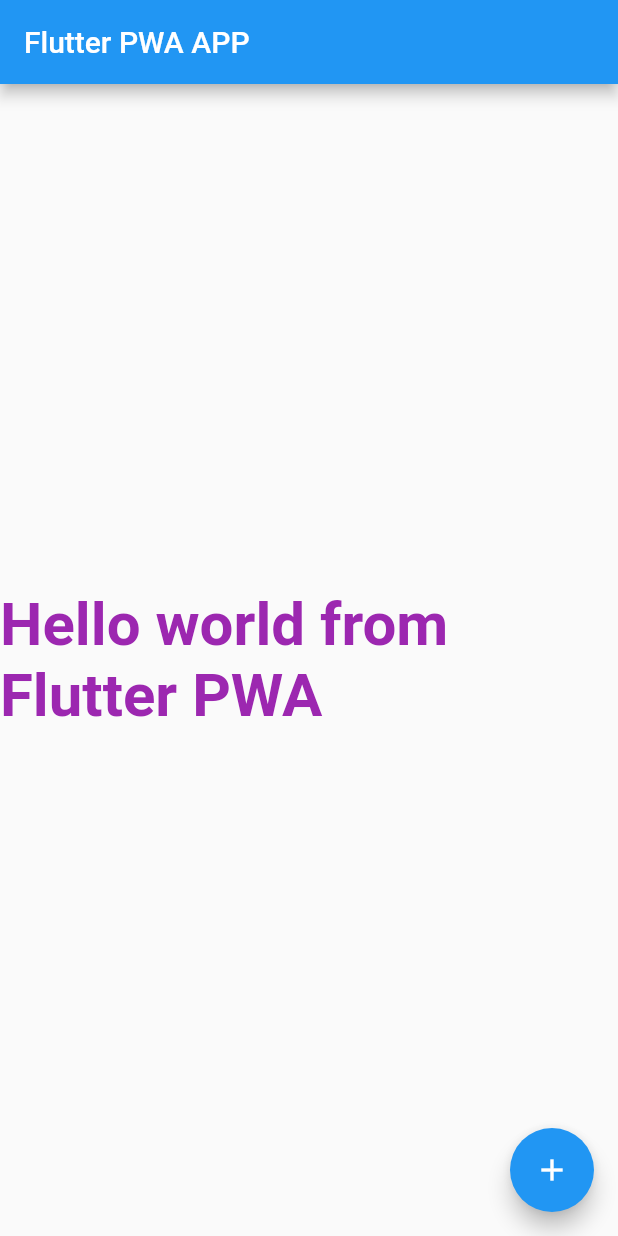
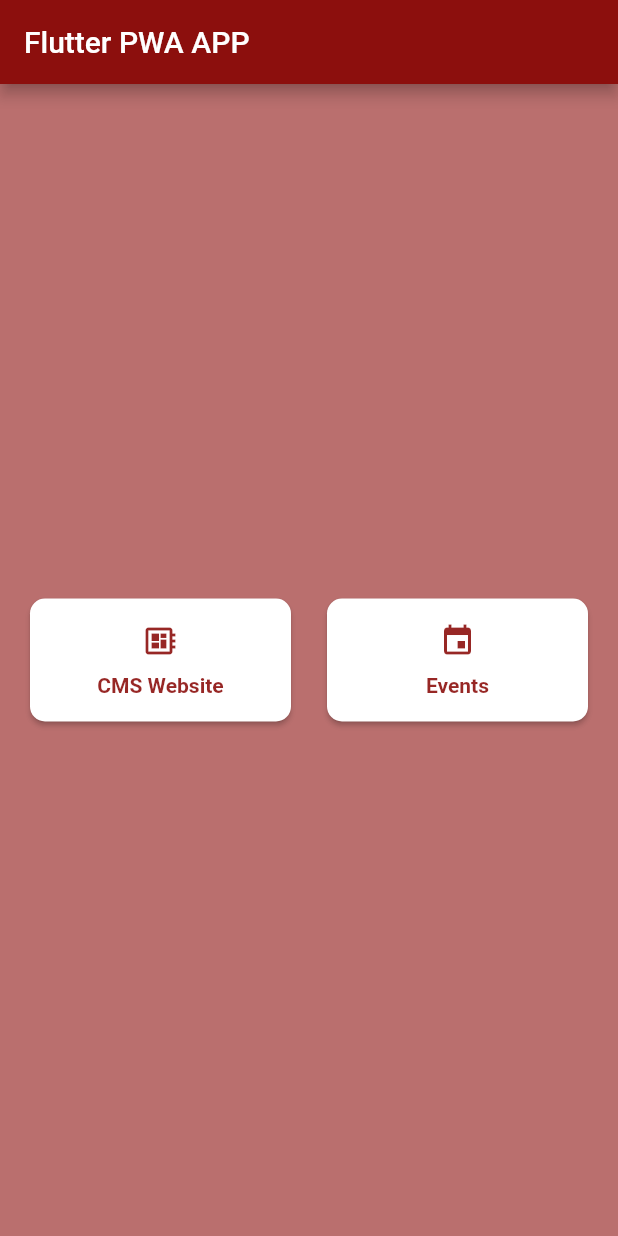
Before and after one commit to prabhum123/flutter_pwa, a Flutter app: the screen it shows after launch, on a phone screen of 412 x 824 dp. Run offline on Flutter 3.47's test engine with Material 2 defaults, Android fonts, the phone set to English and light mode, and no system bars; missing offline and left inert: dart:html, dart:js.

Commit message:
UI Change

```diff
--- a/lib/main.dart
+++ b/lib/main.dart
@@ -1,4 +1,6 @@
 // ignore_for_file: deprecated_member_use
+
+import 'dart:async';
 
 import 'package:flutter/material.dart';
 import 'package:url_launcher/url_launcher.dart';
@@ -18,17 +20,10 @@
     return MaterialApp(
       title: 'Flutter Demo',
       theme: ThemeData(
-        // This is the theme of your application.
-        //
-        // Try running your application with "flutter run". You'll see the
-        // application has a blue toolbar. Then, without quitting the app, try
-        // changing the primarySwatch below to Colors.green and then invoke
-        // "hot reload" (press "r" in the console where you ran "flutter run",
-        // or simply save your changes to "hot reload" in a Flutter IDE).
-        // Notice that the counter didn't reset back to zero; the application
-        // is not restarted.
-        primarySwatch: Colors.blue,
-      ),
+          appBarTheme: AppBarTheme(
+            color: Color.fromRGBO(140, 15, 13, 1),
+          ),
+          scaffoldBackgroundColor: Color.fromRGBO(140, 15, 13, 0.6)),
       home: const MyHomePage(title: 'Flutter PWA APP'),
     );
   }
@@ -36,15 +31,6 @@
 
 class MyHomePage extends StatefulWidget {
   const MyHomePage({Key? key, required this.title}) : super(key: key);
-
-  // This widget is the home page of your application. It is stateful, meaning
-  // that it has a State object (defined below) that contains fields that affect
-  // how it looks.
-
-  // This class is the configuration for the state. It holds the values (in this
-  // case the title) provided by the parent (in this case the App widget) and
-  // used by the build method of the State. Fields in a Widget subclass are
-  // always marked "final".
 
   final String title;
 
@@ -57,11 +43,6 @@
 
   void _incrementCounter() {
     setState(() {
-      // This call to setState tells the Flutter framework that something has
-      // changed in this State, which causes it to rerun the build method below
-      // so that the display can reflect the updated values. If we changed
-      // _counter without calling setState(), then the build method would not be
-      // called again, and so nothing would appear to happen.
       _counter++;
     });
   }
@@ -76,65 +57,130 @@
     // than having to individually change instances of widgets.
     return Scaffold(
       appBar: AppBar(
-        // Here we take the value from the MyHomePage object that was created by
-        // the App.build method, and use it to set our appbar title.
         title: Text(widget.title),
       ),
       body: Center(
-        // Center is a layout widget. It takes a single child and positions it
-        // in the middle of the parent.
         child: Column(
-          // Column is also a layout widget. It takes a list of children and
-          // arranges them vertically. By default, it sizes itself to fit its
-          // children horizontally, and tries to be as tall as its parent.
-          //
-          // Invoke "debug painting" (press "p" in the console, choose the
-          // "Toggle Debug Paint" action from the Flutter Inspector in Android
-          // Studio, or the "Toggle Debug Paint" command in Visual Studio Code)
-          // to see the wireframe for each widget.
-          //
-          // Column has various properties to control how it sizes itself and
-          // how it positions its children. Here we use mainAxisAlignment to
-          // center the children vertically; the main axis here is the vertical
-          // axis because Columns are vertical (the cross axis would be
-          // horizontal).
           mainAxisAlignment: MainAxisAlignment.center,
           children: <Widget>[
-            const Text('Hello world from Flutter PWA ',
-                style: TextStyle(
-                    color: Colors.purple,
-                    fontWeight: FontWeight.bold,
-                    fontSize: 40)),
+            // RaisedButton(
+            //     child: Text('CMS Page',
+            //         style: TextStyle(
+            //             color: Colors.white,
+            //             fontWeight: FontWeight.bold,
+            //             fontSize: 40)),
+            //     color: Colors.blue,
+            //     onPressed: () async {
+            //       js.context
+            //           .callMethod('open', ['https://ticket.rakuten.co.jp/']);
+            //     }),
+            // RaisedButton(
+            //     child: Text('Performances',
+            //         style: TextStyle(
+            //             color: Colors.white,
+            //             fontWeight: FontWeight.bold,
+            //             fontSize: 40)),
+            //     color: Colors.blue,
+            //     onPressed: () async {
+            //       js.context
+            //           .callMethod('open', ['https://ticket.rakuten.co.jp/']);
+            //     })
 
-            // const Text(
-            //   'You have pushed the button this many times:',
-            // ),
-            // Text(
-            //   '$_counter',
-            //   style: Theme.of(context).textTheme.headline4,
-            // ),
+            Padding(
+              padding: const EdgeInsets.symmetric(horizontal: 20),
+              child: Row(
+                children: <Widget>[
+                  Expanded(
+                    child: RaisedButton(
+                      onPressed: () async {
+                        js.context.callMethod(
+                            'open', ['https://ticket.rakuten.co.jp/']);
+                      },
+                      shape: RoundedRectangleBorder(
+                          borderRadius: BorderRadius.circular(10)),
+                      elevation: 1.5,
+                      color: Colors.white,
+                      padding: const EdgeInsets.all(16),
+                      child: Column(
+                        mainAxisAlignment: MainAxisAlignment.spaceEvenly,
+                        children: <Widget>[
+                          Icon(
+                            Icons.developer_board,
+                            color: Color.fromRGBO(140, 15, 13, 0.9),
+                          ),
+                          SizedBox(height: 10),
+                          Text(
+                            "CMS Website",
+                            style: TextStyle(
+                              color: Color.fromRGBO(140, 15, 13, 0.9),
+                              fontWeight: FontWeight.bold,
+                            ),
+                          ),
+                        ],
+                      ),
+                    ),
+                  ),
+                  SizedBox(width: 24),
+                  Expanded(
+                    child: RaisedButton(
+                      onPressed: () {},
+                      shape: RoundedRectangleBorder(
+                          borderRadius: BorderRadius.circular(10)),
+                      elevation: 1.5,
+                      color: Colors.white,
+                      padding: const EdgeInsets.all(16),
+                      child: Column(
+                        mainAxisAlignment: MainAxisAlignment.spaceEvenly,
+                        children: <Widget>[
+                          Icon(Icons.event,
+                              color: Color.fromRGBO(140, 15, 13, 0.9)),
+                          SizedBox(height: 10),
+                          Text(
+                            "Events",
+                            style: TextStyle(
+                              color: Color.fromRGBO(140, 15, 13, 0.9),
+                              fontWeight: FontWeight.bold,
+                            ),
+                          ),
+                        ],
+                      ),
+                    ),
+                  ),
+                ],
+              ),
+            ),
           ],
         ),
       ),
-      floatingActionButton: FloatingActionButton(
-        onPressed:
-            // () async {
-            //   //final Uri _url = Uri.parse('https://ticket.rakuten.co.jp/');
-            //   final Uri _url = Uri.parse('https://ticket.rakuten.co.jp/');
+      // floatingActionButton: FloatingActionButton(
+      //   onPressed:
+      //       // () async {
+      //       //   //final Uri _url = Uri.parse('https://ticket.rakuten.co.jp/');
+      //       //   final Uri _url = Uri.parse('https://ticket.rakuten.co.jp/');
 
-            //   if (!await launchUrl(
-            //     _url,
-            //     mode: LaunchMode.inAppWebView,
-            //   )) {
-            //     throw 'Could not launch $_url';
-            //   }
-            // },
-            () {
-          js.context.callMethod('open', ['https://ticket.rakuten.co.jp/']);
-        },
-        tooltip: 'Increment',
-        child: const Icon(Icons.add),
-      ), // This trailing comma makes auto-formatting nicer for build methods.
+      //       //   if (!await launchUrl(
+      //       //     _url,
+      //       //     mode: LaunchMode.inAppWebView,
+      //       //   )) {
+      //       //     throw 'Could not launch $_url';
+      //       //   }
+      //       // },
+      //       () {
+      //     js.context.callMethod('open', ['https://ticket.rakuten.co.jp/']);
+      //     html.window.addEventListener('load', listen, false);
+
+      //   },
+      //   tooltip: 'Increment',
+      //   child: const Icon(Icons.add),
+      // ), // This trailing comma makes auto-formatting nicer for build methods.
     );
   }
+
+  void listen(html.Event event) {
+    print("before timer");
+    Timer(Duration(seconds: 3), () {
+      print("after timer");
+      html.window.scrollTo(0, 1);
+    });
+  }
 }
```
